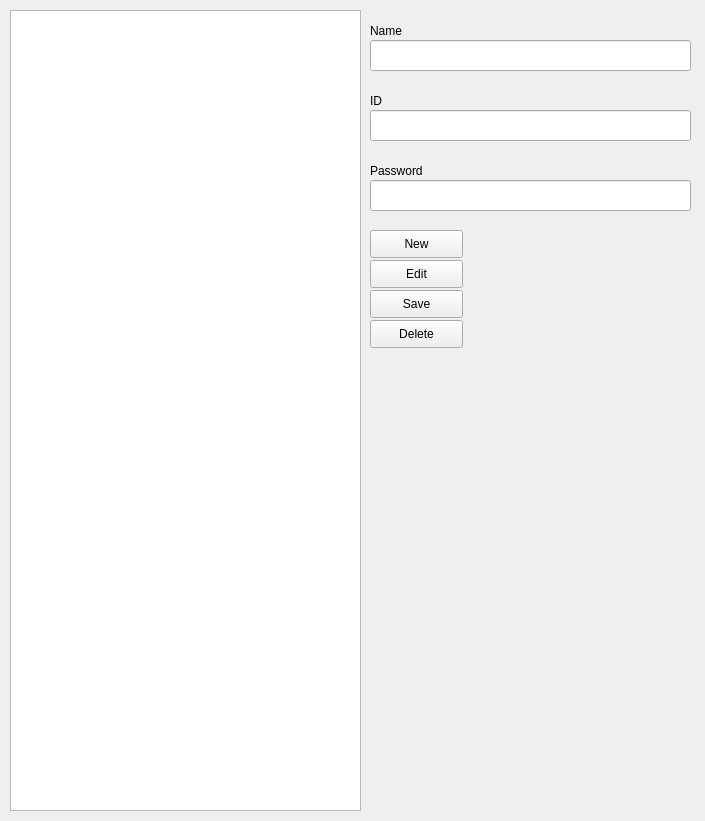
Above: app/src/pages/settings/user.ui from DY-Microfinance-Customer-Management/dymf-algorithm before the change. Below: the same form after it.
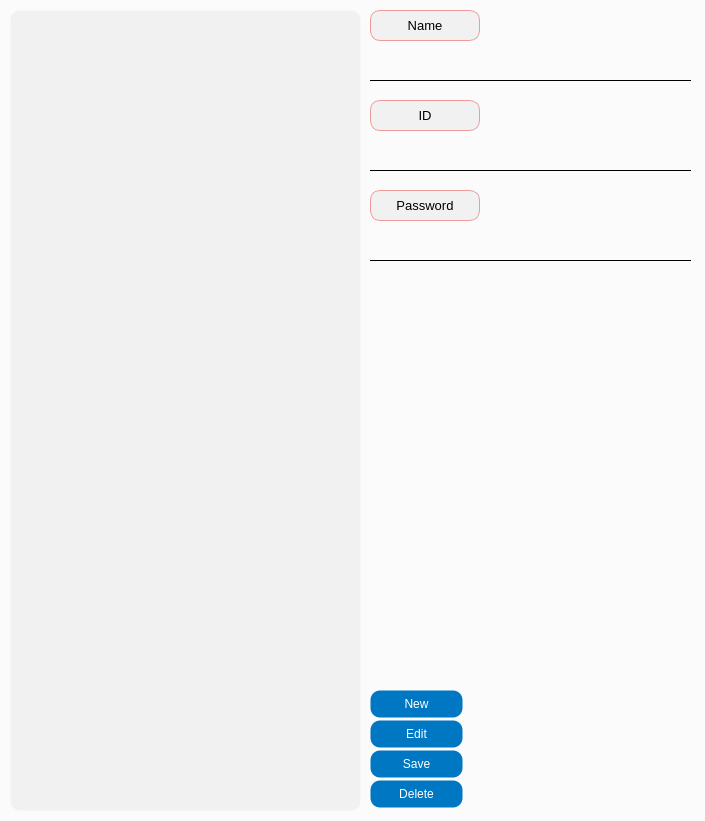
That is the form after the change.

The edit to the form file:
```diff
--- a/app/src/pages/settings/user.ui
+++ b/app/src/pages/settings/user.ui
@@ -13,6 +13,42 @@
   <property name="windowTitle">
    <string>User Management</string>
   </property>
+  <property name="styleSheet">
+   <string notr="true">QWidget {
+	background-color: #fbfbfb;
+}
+
+QTableView {
+	background-color: #f1f1f1;
+	border: 1px solid transparent;
+	border-radius: 10px;
+}
+
+QPushButton {
+    background-color: #0077c2;
+    color: white;
+    border: 1px solid transparent;
+    border-radius: 10px;
+    padding: 5px 10px;
+}
+
+QPushButton:hover {
+    border: 1px solid white;
+}
+
+QPushButton:pressed {
+    background-color: #005f9e;
+    padding-top: 6px;
+    padding-bottom: 4px;
+}
+
+QPushButton:disabled {
+    background-color: lightgray;
+    color: gray;
+    border: 1px solid gray;
+}
+</string>
+  </property>
   <widget class="QWidget" name="centralwidget">
    <widget class="QTableView" name="userTable">
     <property name="geometry">
@@ -28,7 +64,7 @@
     <property name="geometry">
      <rect>
       <x>370</x>
-      <y>230</y>
+      <y>690</y>
       <width>93</width>
       <height>28</height>
      </rect>
@@ -41,7 +77,7 @@
     <property name="geometry">
      <rect>
       <x>370</x>
-      <y>290</y>
+      <y>750</y>
       <width>93</width>
       <height>28</height>
      </rect>
@@ -54,7 +90,7 @@
     <property name="geometry">
      <rect>
       <x>370</x>
-      <y>260</y>
+      <y>720</y>
       <width>93</width>
       <height>28</height>
      </rect>
@@ -67,7 +103,7 @@
     <property name="geometry">
      <rect>
       <x>370</x>
-      <y>320</y>
+      <y>780</y>
       <width>93</width>
       <height>28</height>
      </rect>
@@ -80,69 +116,201 @@
     <property name="geometry">
      <rect>
       <x>370</x>
-      <y>40</y>
+      <y>50</y>
       <width>321</width>
       <height>31</height>
      </rect>
     </property>
-   </widget>
-   <widget class="QLabel" name="label_2">
-    <property name="geometry">
-     <rect>
-      <x>370</x>
-      <y>20</y>
-      <width>111</width>
-      <height>21</height>
-     </rect>
-    </property>
-    <property name="text">
-     <string>Name</string>
+    <property name="styleSheet">
+     <string notr="true">QLineEdit {
+    border: none;
+    border-bottom: 1px solid black;
+    background-color: transparent;
+    color: black;
+}
+
+QLineEdit:disabled {
+    border: none;
+    border-bottom: 1px solid lightgray;
+    background-color: lightgray;
+    color: lightgray;
+}
+</string>
     </property>
    </widget>
    <widget class="QLineEdit" name="userID">
     <property name="geometry">
      <rect>
       <x>370</x>
-      <y>110</y>
+      <y>140</y>
       <width>321</width>
       <height>31</height>
      </rect>
     </property>
+    <property name="styleSheet">
+     <string notr="true">QLineEdit {
+    border: none;
+    border-bottom: 1px solid black;
+    background-color: transparent;
+    color: black;
+}
+
+QLineEdit:disabled {
+    border: none;
+    border-bottom: 1px solid lightgray;
+    background-color: lightgray;
+    color: lightgray;
+}
+</string>
+    </property>
    </widget>
-   <widget class="QLabel" name="userIDLabel">
+   <widget class="QLineEdit" name="userPassword">
     <property name="geometry">
      <rect>
       <x>370</x>
-      <y>90</y>
-      <width>171</width>
-      <height>21</height>
+      <y>230</y>
+      <width>321</width>
+      <height>31</height>
      </rect>
+    </property>
+    <property name="styleSheet">
+     <string notr="true">QLineEdit {
+    border: none;
+    border-bottom: 1px solid black;
+    background-color: transparent;
+    color: black;
+}
+
+QLineEdit:disabled {
+    border: none;
+    border-bottom: 1px solid lightgray;
+    background-color: lightgray;
+    color: lightgray;
+}
+</string>
+    </property>
+   </widget>
+   <widget class="QLabel" name="label_33">
+    <property name="geometry">
+     <rect>
+      <x>370</x>
+      <y>10</y>
+      <width>110</width>
+      <height>31</height>
+     </rect>
+    </property>
+    <property name="minimumSize">
+     <size>
+      <width>110</width>
+      <height>0</height>
+     </size>
+    </property>
+    <property name="maximumSize">
+     <size>
+      <width>110</width>
+      <height>16777215</height>
+     </size>
+    </property>
+    <property name="font">
+     <font>
+      <pointsize>10</pointsize>
+     </font>
+    </property>
+    <property name="styleSheet">
+     <string notr="true">background-color:rgb(241, 241, 241);
+border: 1px solid #ef9a9a;
+border-radius: 10px;</string>
+    </property>
+    <property name="frameShape">
+     <enum>QFrame::Box</enum>
+    </property>
+    <property name="text">
+     <string>Name</string>
+    </property>
+    <property name="alignment">
+     <set>Qt::AlignCenter</set>
+    </property>
+   </widget>
+   <widget class="QLabel" name="label_34">
+    <property name="geometry">
+     <rect>
+      <x>370</x>
+      <y>100</y>
+      <width>110</width>
+      <height>31</height>
+     </rect>
+    </property>
+    <property name="minimumSize">
+     <size>
+      <width>110</width>
+      <height>0</height>
+     </size>
+    </property>
+    <property name="maximumSize">
+     <size>
+      <width>110</width>
+      <height>16777215</height>
+     </size>
+    </property>
+    <property name="font">
+     <font>
+      <pointsize>10</pointsize>
+     </font>
+    </property>
+    <property name="styleSheet">
+     <string notr="true">background-color:rgb(241, 241, 241);
+border: 1px solid #ef9a9a;
+border-radius: 10px;</string>
+    </property>
+    <property name="frameShape">
+     <enum>QFrame::Box</enum>
     </property>
     <property name="text">
      <string>ID</string>
     </property>
+    <property name="alignment">
+     <set>Qt::AlignCenter</set>
+    </property>
    </widget>
    <widget class="QLabel" name="userPasswordLabel">
     <property name="geometry">
      <rect>
       <x>370</x>
-      <y>160</y>
-      <width>171</width>
-      <height>21</height>
+      <y>190</y>
+      <width>110</width>
+      <height>31</height>
      </rect>
     </property>
+    <property name="minimumSize">
+     <size>
+      <width>110</width>
+      <height>0</height>
+     </size>
+    </property>
+    <property name="maximumSize">
+     <size>
+      <width>110</width>
+      <height>16777215</height>
+     </size>
+    </property>
+    <property name="font">
+     <font>
+      <pointsize>10</pointsize>
+     </font>
+    </property>
+    <property name="styleSheet">
+     <string notr="true">background-color:rgb(241, 241, 241);
+border: 1px solid #ef9a9a;
+border-radius: 10px;</string>
+    </property>
+    <property name="frameShape">
+     <enum>QFrame::Box</enum>
+    </property>
     <property name="text">
      <string>Password</string>
     </property>
-   </widget>
-   <widget class="QLineEdit" name="userPassword">
-    <property name="geometry">
-     <rect>
-      <x>370</x>
-      <y>180</y>
-      <width>321</width>
-      <height>31</height>
-     </rect>
+    <property name="alignment">
+     <set>Qt::AlignCenter</set>
     </property>
    </widget>
   </widget>
```
Left out of the diff: 2 changed lines with no effect on the pictures.
